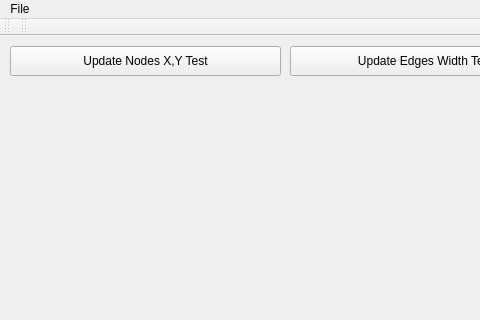
Old version of the form App/TestClient/mainwindow.ui in the repository break11/AutoStorage; both pictures show x 0 to 480 and y 0 to 320 of the 1180 by 851 pixel window.
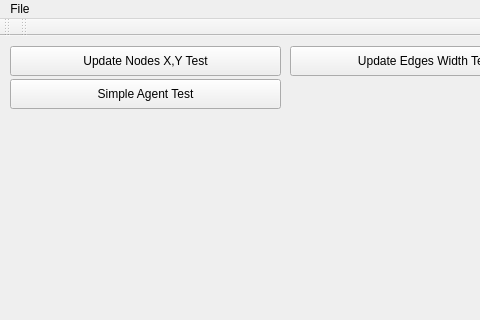
New version of the form.

What changed in the file:
```diff
--- a/App/TestClient/mainwindow.ui
+++ b/App/TestClient/mainwindow.ui
@@ -46,6 +46,22 @@
      <bool>true</bool>
     </property>
    </widget>
+   <widget class="QPushButton" name="btnSimpleAgent_Test">
+    <property name="geometry">
+     <rect>
+      <x>10</x>
+      <y>43</y>
+      <width>271</width>
+      <height>30</height>
+     </rect>
+    </property>
+    <property name="text">
+     <string>Simple Agent Test</string>
+    </property>
+    <property name="checkable">
+     <bool>true</bool>
+    </property>
+   </widget>
   </widget>
   <widget class="QStatusBar" name="statusbar"/>
   <widget class="QToolBar" name="toolMain">
```
